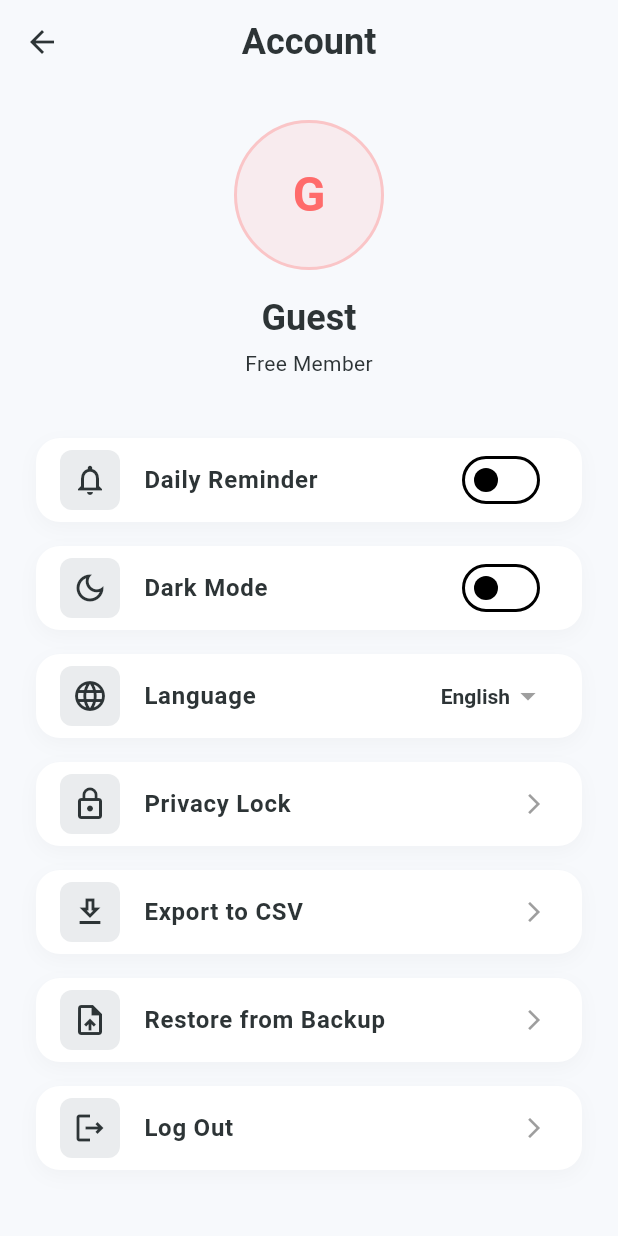
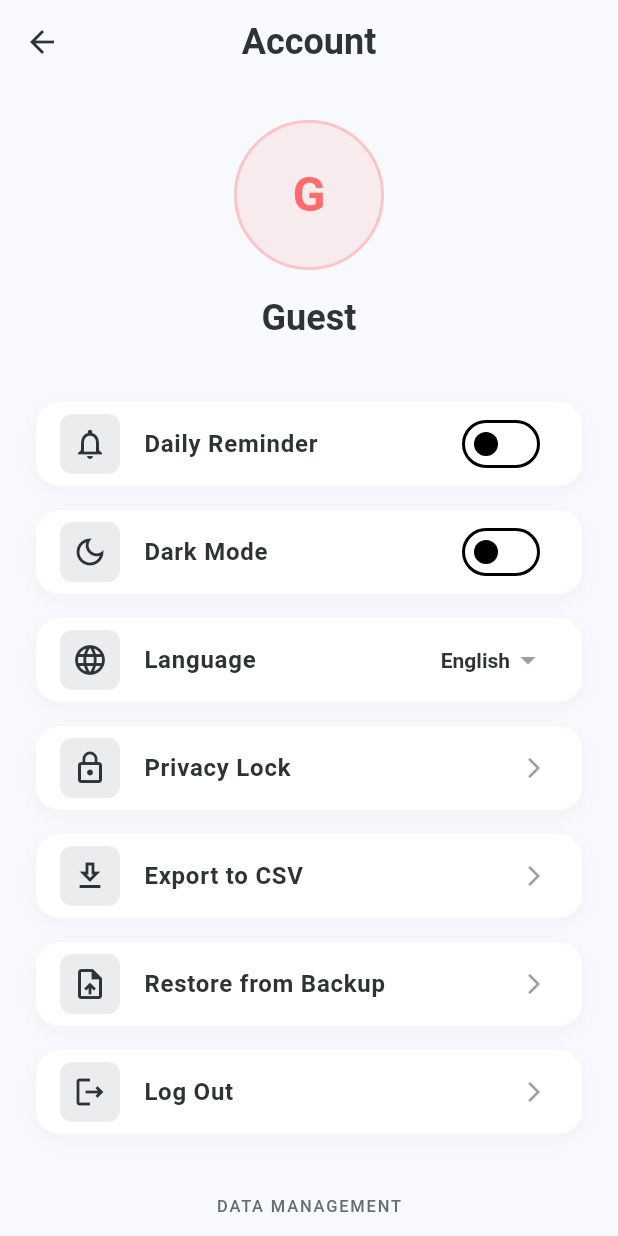
Before and after one commit to sandip3022/Habit-Tracker-App, a Flutter app: the AccountPage screen opened directly, on a phone screen of 412 x 824 dp. Run offline on Flutter 3.47's test engine with Material 3 defaults, Android fonts, the phone set to English and light mode, and no system bars; our stand-ins replace csv, easy_localization, file_picker, flutter_local_notifications, flutter_riverpod, flutter_secure_storage and 7 more; missing offline and left inert: file_saver; accounts and stored records are empty.

Commit message:
feat:  remove free member display from account page

```diff
--- a/assets/translations/en.json
+++ b/assets/translations/en.json
@@ -164,8 +164,7 @@
   "average_completion_rate":"Average completion rate for the last 30 days is {} percent",
   "chart_consistency_trend":"Bar chart showing habit consistency over the last 30 days",
   "habit_success_status":"{} has a success rate of {} percent",
-  "free_member":"Free Member",
-  "user_profile":"{}, {} Profile",
+  "user_profile":"{} Profile",
   "onboarding_progress":"{} of {}",
   "let_get_started":"Let's get started",
   "what_should_we_call_you":"What should we\ncall you?",
--- a/assets/translations/hi.json
+++ b/assets/translations/hi.json
@@ -165,8 +165,7 @@
   "average_completion_rate": "पिछले 30 दिनों में औसत पूर्णता दर {} प्रतिशत है",
   "chart_consistency_trend": "पिछले 30 दिनों में आदतों की निरंतरता दिखाने वाला बार चार्ट",
   "habit_success_status": "{} की सफलता दर {} प्रतिशत है",
-  "free_member": "फ्री सदस्य",
-  "user_profile": "{}, {} प्रोफाइल",
+  "user_profile": "{} प्रोफाइल",
   "onboarding_progress": "{} में से {}",
   "let_get_started": "चलिए शुरू करते हैं",
   "what_should_we_call_you": "हम आपको\nकिस नाम से बुलाएं?",
--- a/assets/translations/mr.json
+++ b/assets/translations/mr.json
@@ -165,8 +165,7 @@
   "average_completion_rate": "मागील 30 दिवसांतील सरासरी पूर्णता दर {} टक्के आहे",
   "chart_consistency_trend": "मागील 30 दिवसांतील सवयींच्या सातत्याचा बार चार्ट",
   "habit_success_status": "{} चा यश दर {} टक्के आहे",
-  "free_member": "मोफत सदस्य",
-  "user_profile": "{}, {} प्रोफाइल",
+  "user_profile": "{} प्रोफाइल",
   "onboarding_progress": "{} पैकी {}",
   "let_get_started": "चला सुरुवात करूया",
   "what_should_we_call_you": "तुम्हाला आम्ही\nकशा नावाने हाक मारू?",
--- a/lib/features/habit_tracker/presentation/pages/account_page.dart
+++ b/lib/features/habit_tracker/presentation/pages/account_page.dart
@@ -401,8 +401,8 @@
   ) {
     return Semantics(
       label: "user_profile".tr(
-        args: [_userName, "free_member".tr()],
-      ), // Add to JSON: "User Profile: {}, {}"
+        args: [_userName],
+      ), // Add to JSON: "User Profile: {}"
       excludeSemantics: true,
       child: Column(
         children: [
@@ -435,11 +435,6 @@
               fontWeight: FontWeight.bold,
               color: colorScheme.onSurface,
             ),
-          ),
-          const SizedBox(height: 4),
-          Text(
-            "free_member".tr(),
-            style: textTheme.bodyMedium?.copyWith(color: colorScheme.onSurface),
           ),
         ],
       ),
```
